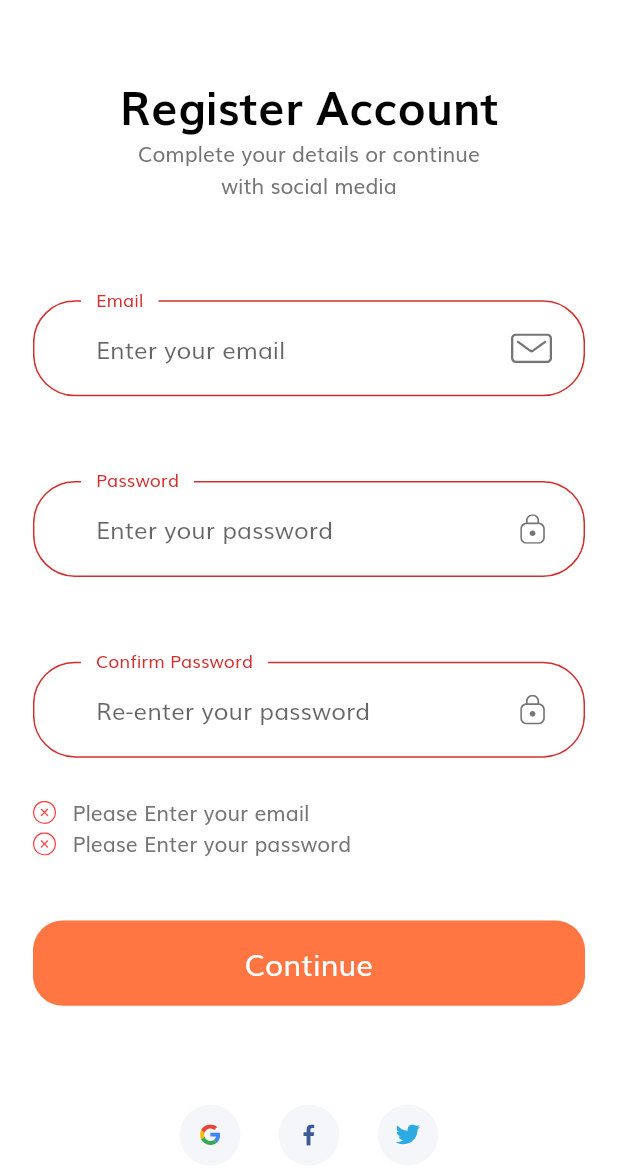
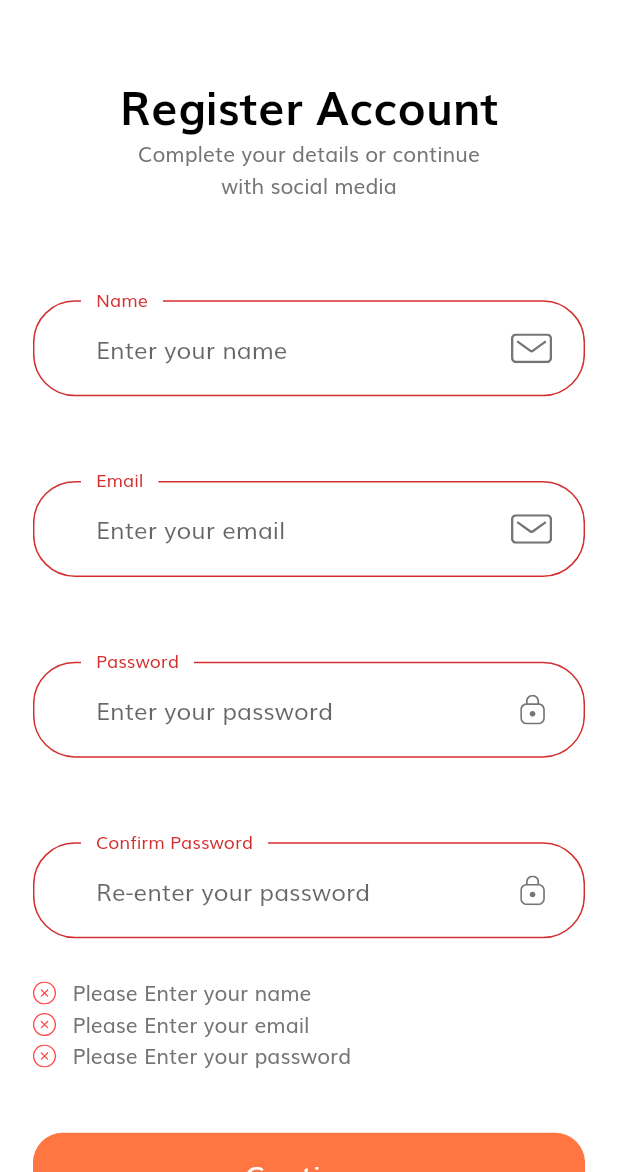
Before and after one commit to JulianaSau/Capsule, a Flutter app: the SignUpScreen screen opened by its route, after a tap on "Continue", on a phone screen of 412 x 824 dp, the part 64-1236 px from its top. Run offline on Flutter 3.47's test engine with Material 2 defaults, Android fonts, the phone set to English and light mode, and no system bars; our stand-ins replace flutter_secure_storage, flutter_svg; accounts and stored records are empty.

```diff
--- a/Capsule/lib/constants.dart
+++ b/Capsule/lib/constants.dart
@@ -29,6 +29,8 @@ const String kEmailNullError = "Please Enter your email";
 const String kInvalidEmailError = "Please Enter Valid Email";
 const String kPassNullError = "Please Enter your password";
 const String kShortPassError = "Password is too short";
+const String kNameNullError = "Please Enter your name";
+const String kShortNameError = "Name is too short";
 const String kMatchPassError = "Passwords don't match";
 const String kNamelNullError = "Please Enter your name";
 const String kPhoneNumberNullError = "Please Enter your phone number";
--- a/Capsule/lib/screens/details/components/custom_app_bar.dart
+++ b/Capsule/lib/screens/details/components/custom_app_bar.dart
@@ -11,6 +11,7 @@ class CustomAppBar extends StatelessWidget {
 
   @override
   // AppBar().preferredSize.height provide us the height that appy on our app bar
+  // ignore: override_on_non_overriding_member
   Size get preferredSize => Size.fromHeight(AppBar().preferredSize.height);
 
   @override
--- a/Capsule/lib/screens/sign_up/components/sign_up_form.dart
+++ b/Capsule/lib/screens/sign_up/components/sign_up_form.dart
@@ -1,19 +1,49 @@
+import 'dart:async';
+import 'dart:convert';
 import 'package:flutter/material.dart';
 import 'package:shop_app/components/custom_surfix_icon.dart';
 import 'package:shop_app/components/default_button.dart';
 import 'package:shop_app/components/form_error.dart';
-import 'package:shop_app/screens/complete_profile/complete_profile_screen.dart';
-
+import 'package:shop_app/screens/complete_profile/complete_profile_screen.dart'; // import 'package:http/http.dart' as http;
+import 'package:http/http.dart' as http;
+import 'package:flutter_secure_storage/flutter_secure_storage.dart';
 import '../../../constants.dart';
 import '../../../size_config.dart';
 
+const SERVER_IP = "http://192.168.0.12:3000";
+
 class SignUpForm extends StatefulWidget {
+  SignUpForm({Key? key}) : super(key: key);
   @override
   _SignUpFormState createState() => _SignUpFormState();
 }
 
+Future registerUser(String name, String email, String password) async {
+  final response = await http.post(Uri.parse('$SERVER_IP/api/user'),
+      headers: <String, String>{
+        "Content-Type": "application/json",
+      },
+      body: jsonEncode({
+        "name": name,
+        "email": email,
+        "password": password,
+      }));
+
+  if (response.statusCode == 201) {
+    // If the server did return a 200 OK response, then parse the JSON.
+    return response.body;
+  } else {
+    print(response.statusCode);
+    print(response.body);
+    // If the server did not return a 200 OK response, then throw an exception.
+    throw Exception('Failed to load data');
+  }
+}
+
 class _SignUpFormState extends State<SignUpForm> {
+  final FlutterSecureStorage storage = FlutterSecureStorage();
   final _formKey = GlobalKey<FormState>();
+  String? name;
   String? email;
   String? password;
   String? confirmPassword;
@@ -40,18 +70,22 @@ class _SignUpFormState extends State<SignUpForm> {
       key: _formKey,
       child: Column(
         children: [
+          buildNameFormField(),
+          SizedBox(height: getProportionateScreenHeight(30)),
           buildEmailFormField(),
           SizedBox(height: getProportionateScreenHeight(30)),
           buildPasswordFormField(),
           SizedBox(height: getProportionateScreenHeight(30)),
-          buildConformPassFormField(),
+          buildConfirmPassFormField(),
           FormError(errors: errors),
           SizedBox(height: getProportionateScreenHeight(40)),
           DefaultButton(
             text: "Continue",
-            press: () {
+            press: () async {
               if (_formKey.currentState!.validate()) {
                 _formKey.currentState!.save();
+                var response = await registerUser(name!, email!, password!);
+                print(response);
                 // if all are valid then go to success screen
                 Navigator.pushNamed(context, CompleteProfileScreen.routeName);
               }
@@ -62,7 +96,7 @@ class _SignUpFormState extends State<SignUpForm> {
     );
   }
 
-  TextFormField buildConformPassFormField() {
+  TextFormField buildConfirmPassFormField() {
     return TextFormField(
       obscureText: true,
       onSaved: (newValue) => confirmPassword = newValue,
@@ -160,4 +194,36 @@ class _SignUpFormState extends State<SignUpForm> {
       ),
     );
   }
+
+  TextFormField buildNameFormField() {
+    return TextFormField(
+      onSaved: (newValue) => name = newValue,
+      onChanged: (value) {
+        if (value.isNotEmpty) {
+          removeError(error: kNameNullError);
+        } else if (value.length >= 8) {
+          removeError(error: kShortNameError);
+        }
+        name = value;
+      },
+      validator: (value) {
+        if (value!.isEmpty) {
+          addError(error: kNameNullError);
+          return "";
+        } else if (value.length < 8) {
+          addError(error: kShortNameError);
+          return "";
+        }
+        return null;
+      },
+      decoration: InputDecoration(
+        labelText: "Name",
+        hintText: "Enter your name",
+        // If  you are using latest version of flutter then lable text and hint text shown like this
+        // if you r using flutter less then 1.20.* then maybe this is not working properly
+        floatingLabelBehavior: FloatingLabelBehavior.always,
+        suffixIcon: CustomSurffixIcon(svgIcon: "assets/icons/Mail.svg"),
+      ),
+    );
+  }
 }
--- a/Capsule/lib/screens/splash/components/body.dart
+++ b/Capsule/lib/screens/splash/components/body.dart
@@ -16,12 +16,11 @@ class _BodyState extends State<Body> {
   int currentPage = 0;
   List<Map<String, String>> splashData = [
     {
-      "text": "Welcome to Tokoto, Let’s shop!",
+      "text": "Welcome to Capsule, Let’s shop!",
       "image": "assets/images/splash_1.png"
     },
     {
-      "text":
-          "We help people conect with store \naround United State of America",
+      "text": "We help people easily access medicine \naround Kenya",
       "image": "assets/images/splash_2.png"
     },
     {
--- a/Capsule/lib/screens/splash/components/splash_content.dart
+++ b/Capsule/lib/screens/splash/components/splash_content.dart
@@ -17,7 +17,7 @@ class SplashContent extends StatelessWidget {
       children: <Widget>[
         Spacer(),
         Text(
-          "TOKOTO",
+          "CAPSULE",
           style: TextStyle(
             fontSize: getProportionateScreenWidth(36),
             color: kPrimaryColor,
--- a/Capsule/pubspec.yaml
+++ b/Capsule/pubspec.yaml
@@ -18,7 +18,7 @@ publish_to: "none" # Remove this line if you wish to publish to pub.dev
 version: 1.0.0+1
 
 environment:
-  sdk: '>=2.12.0 <3.0.0'
+  sdk: ">=2.12.0 <3.0.0"
 
 dependencies:
   flutter:
@@ -30,6 +30,8 @@ dependencies:
   # if you are using latest flutter please update your flutter_svg package to ^0.18.*
   flutter_svg: ^0.22.0 # help us to use SVG in our app
   provider: ^6.0.0 # for State management
+  http: ^0.13.4 #for requests to backend
+  flutter_secure_storage: ^5.0.2
 
 dev_dependencies:
   flutter_test:
```
Also changed, not shown: Capsule/lib/miscelleneous/requests.dart (added, +73 -0 lines), Capsule/lib/screens/sign_in/components/sign_form.dart (+30 -0 lines), 3 other files.
